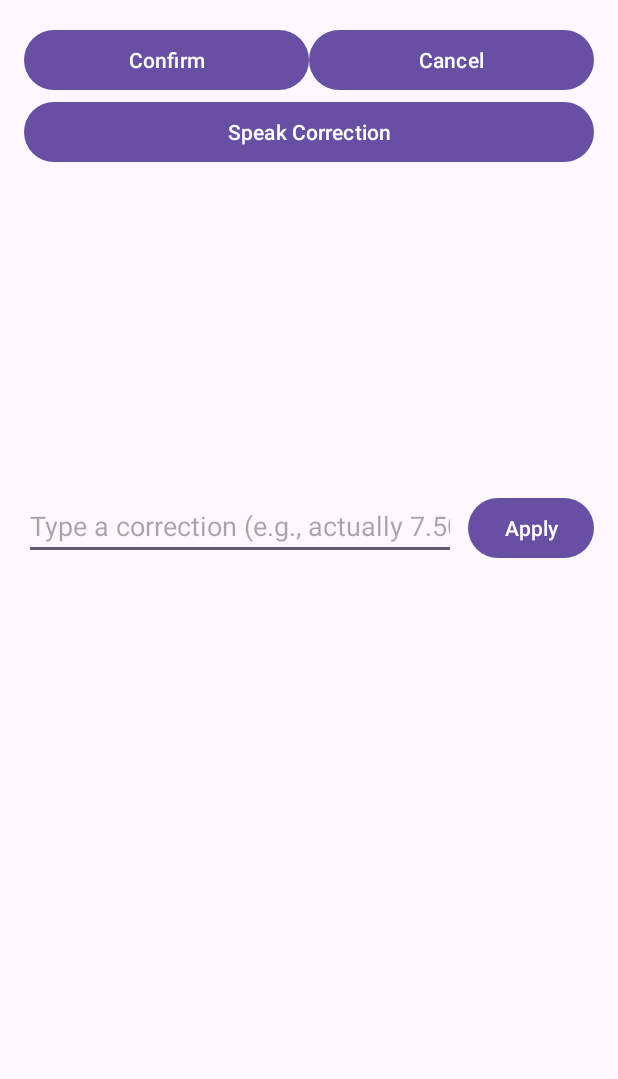
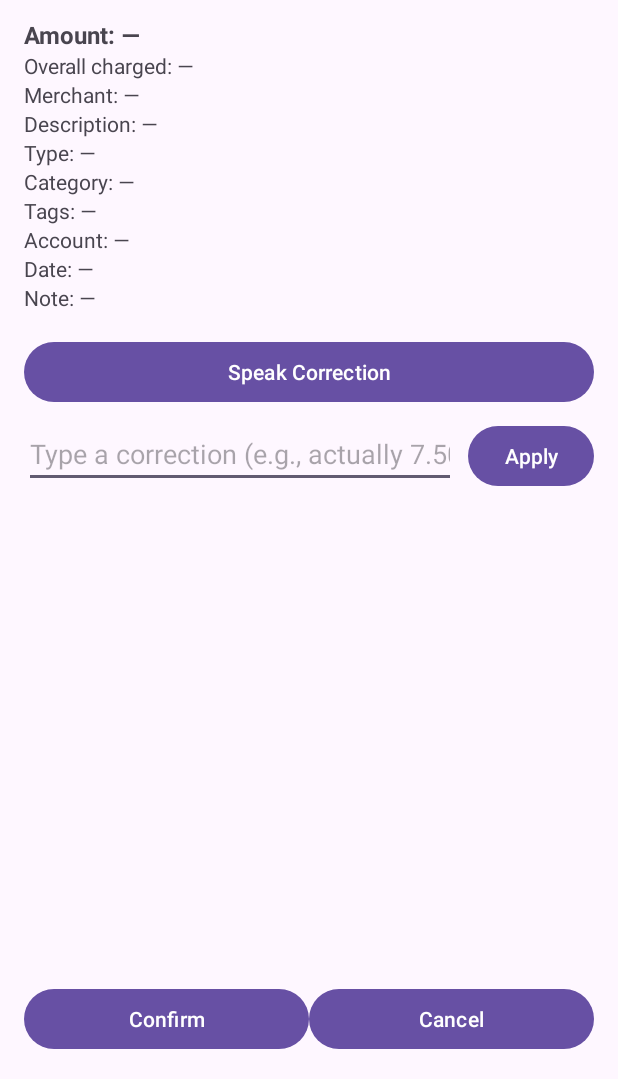
Before and after one commit to imkacarlson/voice-expense-tracker, an Android app: the TransactionConfirmationActivity screen opened directly, with no data from a screen before it, on a phone screen of 412 x 824 dp, the part 157-1236 px from its top. Run offline under Robolectric (Android 15) with nearby library versions, the light colour scheme and no system bars; our stand-ins replace Dagger/Hilt's generated code; libraries missing offline, so code that uses them is left out: androidx.hilt.work; 1 statement that could not run was skipped.

Commit message:
Confirmation screen: ensure draft fields are visible and scrollable.\n\n- Add ScrollView with fillViewport to allow scrolling\n- Move field container above actions to prevent being pushed off-screen\n- Add placeholder text to avoid zero-height before data binds\n- Keep confirm/cancel anchored at bottom for predictable actions

```diff
--- a/app/src/main/res/layout/activity_transaction_confirmation.xml
+++ b/app/src/main/res/layout/activity_transaction_confirmation.xml
@@ -14,14 +14,146 @@
         app:title="@string/draft_transaction"
         app:navigationIcon="?attr/homeAsUpIndicator" />
 
+    <ScrollView
+        android:layout_width="match_parent"
+        android:layout_height="0dp"
+        android:layout_weight="1"
+        android:fillViewport="true">
+
+        <LinearLayout
+            android:layout_width="match_parent"
+            android:layout_height="wrap_content"
+            android:orientation="vertical">
+
             <TextView
                 android:id="@+id/txn_title"
                 android:layout_width="wrap_content"
                 android:layout_height="wrap_content"
                 android:text="@string/draft_transaction"
                 android:textSize="18sp"
-        android:layout_marginBottom="16dp" />
+                android:layout_marginBottom="12dp" />
 
+            <!-- Draft fields moved above actions and made always-visible area -->
+            <LinearLayout
+                android:id="@+id/container_fields"
+                android:layout_width="match_parent"
+                android:layout_height="wrap_content"
+                android:orientation="vertical"
+                android:layout_marginBottom="16dp">
+
+                <TextView
+                    android:id="@+id/field_amount"
+                    android:layout_width="match_parent"
+                    android:layout_height="wrap_content"
+                    android:textSize="16sp"
+                    android:text="Amount: —"
+                    android:textStyle="bold" />
+
+                <TextView
+                    android:id="@+id/field_overall"
+                    android:layout_width="match_parent"
+                    android:layout_height="wrap_content"
+                    android:textSize="14sp"
+                    android:text="Overall charged: —" />
+
+                <TextView
+                    android:id="@+id/field_merchant"
+                    android:layout_width="match_parent"
+                    android:layout_height="wrap_content"
+                    android:textSize="14sp"
+                    android:text="Merchant: —" />
+
+                <TextView
+                    android:id="@+id/field_description"
+                    android:layout_width="match_parent"
+                    android:layout_height="wrap_content"
+                    android:textSize="14sp"
+                    android:text="Description: —" />
+
+                <TextView
+                    android:id="@+id/field_type"
+                    android:layout_width="match_parent"
+                    android:layout_height="wrap_content"
+                    android:textSize="14sp"
+                    android:text="Type: —" />
+
+                <TextView
+                    android:id="@+id/field_category"
+                    android:layout_width="match_parent"
+                    android:layout_height="wrap_content"
+                    android:textSize="14sp"
+                    android:text="Category: —" />
+
+                <TextView
+                    android:id="@+id/field_tags"
+                    android:layout_width="match_parent"
+                    android:layout_height="wrap_content"
+                    android:textSize="14sp"
+                    android:text="Tags: —" />
+
+                <TextView
+                    android:id="@+id/field_account"
+                    android:layout_width="match_parent"
+                    android:layout_height="wrap_content"
+                    android:textSize="14sp"
+                    android:text="Account: —" />
+
+                <TextView
+                    android:id="@+id/field_date"
+                    android:layout_width="match_parent"
+                    android:layout_height="wrap_content"
+                    android:textSize="14sp"
+                    android:text="Date: —" />
+
+                <TextView
+                    android:id="@+id/field_note"
+                    android:layout_width="match_parent"
+                    android:layout_height="wrap_content"
+                    android:textSize="14sp"
+                    android:text="Note: —" />
+            </LinearLayout>
+
+            <!-- Voice correction actions -->
+            <Button
+                android:id="@+id/btn_speak"
+                android:layout_width="match_parent"
+                android:layout_height="wrap_content"
+                android:minHeight="48dp"
+                android:text="@string/speak_correction" />
+
+            <!-- Typed corrections for emulator/testing -->
+            <LinearLayout
+                android:layout_width="match_parent"
+                android:layout_height="wrap_content"
+                android:orientation="horizontal"
+                android:layout_marginTop="8dp"
+                android:layout_marginBottom="16dp">
+
+                <EditText
+                    android:id="@+id/input_correction"
+                    android:layout_width="0dp"
+                    android:layout_height="wrap_content"
+                    android:layout_weight="1"
+                    android:hint="@string/type_correction_hint"
+                    android:imeOptions="actionDone"
+                    android:singleLine="true" />
+
+                <View
+                    android:layout_width="8dp"
+                    android:layout_height="match_parent" />
+
+                <Button
+                    android:id="@+id/btn_apply_correction"
+                    android:layout_width="wrap_content"
+                    android:layout_height="wrap_content"
+                    android:minWidth="80dp"
+                    android:minHeight="48dp"
+                    android:text="@string/apply_correction" />
+            </LinearLayout>
+        </LinearLayout>
+    </ScrollView>
+
+    <!-- Primary confirm/cancel actions anchored at bottom -->
     <LinearLayout
         android:layout_width="match_parent"
         android:layout_height="wrap_content"
@@ -44,110 +176,4 @@
             android:text="@string/cancel" />
     </LinearLayout>
 
-    <Button
-        android:id="@+id/btn_speak"
-        android:layout_width="match_parent"
-        android:layout_height="wrap_content"
-        android:minHeight="48dp"
-        android:text="@string/speak_correction" />
-
-    <!-- Draft fields -->
-    <LinearLayout
-        android:id="@+id/container_fields"
-        android:layout_width="match_parent"
-        android:layout_height="wrap_content"
-        android:orientation="vertical"
-        android:layout_marginTop="12dp">
-
-        <TextView
-            android:id="@+id/field_amount"
-            android:layout_width="match_parent"
-            android:layout_height="wrap_content"
-            android:textSize="16sp"
-            android:textStyle="bold" />
-
-        <TextView
-            android:id="@+id/field_overall"
-            android:layout_width="match_parent"
-            android:layout_height="wrap_content"
-            android:textSize="14sp" />
-
-        <TextView
-            android:id="@+id/field_merchant"
-            android:layout_width="match_parent"
-            android:layout_height="wrap_content"
-            android:textSize="14sp" />
-
-        <TextView
-            android:id="@+id/field_description"
-            android:layout_width="match_parent"
-            android:layout_height="wrap_content"
-            android:textSize="14sp" />
-
-        <TextView
-            android:id="@+id/field_type"
-            android:layout_width="match_parent"
-            android:layout_height="wrap_content"
-            android:textSize="14sp" />
-
-        <TextView
-            android:id="@+id/field_category"
-            android:layout_width="match_parent"
-            android:layout_height="wrap_content"
-            android:textSize="14sp" />
-
-        <TextView
-            android:id="@+id/field_tags"
-            android:layout_width="match_parent"
-            android:layout_height="wrap_content"
-            android:textSize="14sp" />
-
-        <TextView
-            android:id="@+id/field_account"
-            android:layout_width="match_parent"
-            android:layout_height="wrap_content"
-            android:textSize="14sp" />
-
-        <TextView
-            android:id="@+id/field_date"
-            android:layout_width="match_parent"
-            android:layout_height="wrap_content"
-            android:textSize="14sp" />
-
-        <TextView
-            android:id="@+id/field_note"
-            android:layout_width="match_parent"
-            android:layout_height="wrap_content"
-            android:textSize="14sp" />
 </LinearLayout>
-
-    <!-- Typed corrections for emulator/testing -->
-    <LinearLayout
-        android:layout_width="match_parent"
-        android:layout_height="wrap_content"
-        android:orientation="horizontal"
-        android:layout_marginTop="8dp">
-
-        <EditText
-            android:id="@+id/input_correction"
-            android:layout_width="0dp"
-            android:layout_height="wrap_content"
-            android:layout_weight="1"
-            android:hint="@string/type_correction_hint"
-            android:imeOptions="actionDone"
-            android:singleLine="true" />
-
-        <View
-            android:layout_width="8dp"
-            android:layout_height="match_parent" />
-
-        <Button
-            android:id="@+id/btn_apply_correction"
-            android:layout_width="wrap_content"
-            android:layout_height="wrap_content"
-            android:minWidth="80dp"
-            android:minHeight="48dp"
-            android:text="@string/apply_correction" />
-    </LinearLayout>
-
-</LinearLayout>
```
Lines whose indentation alone changed are shown as unchanged.
